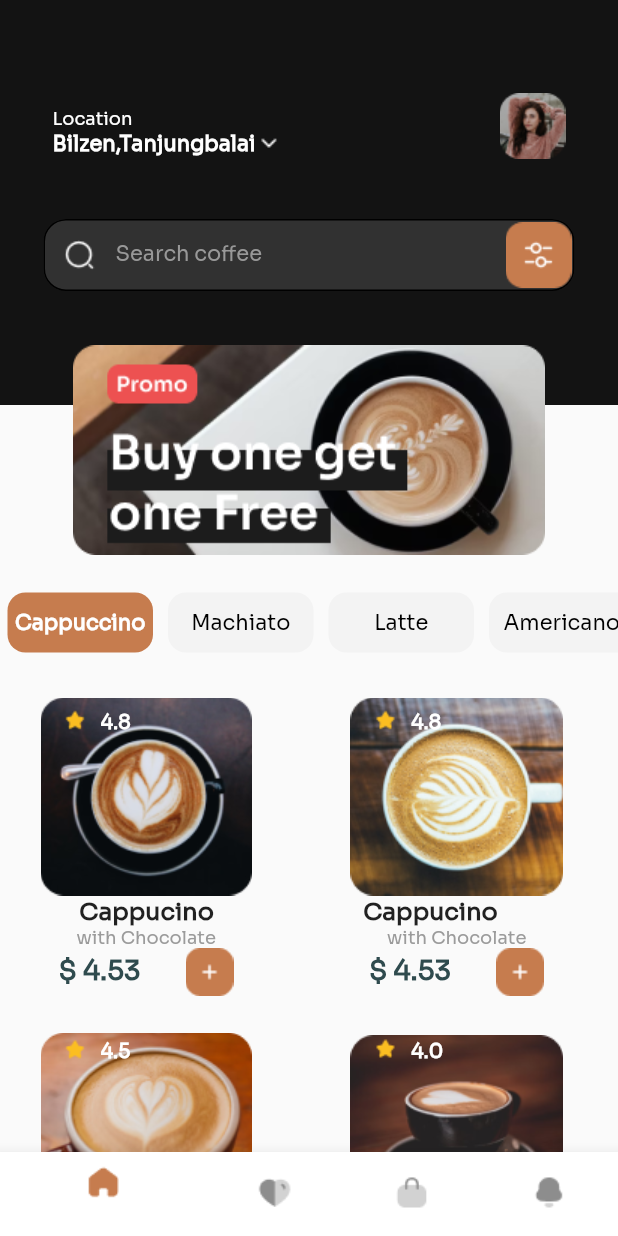
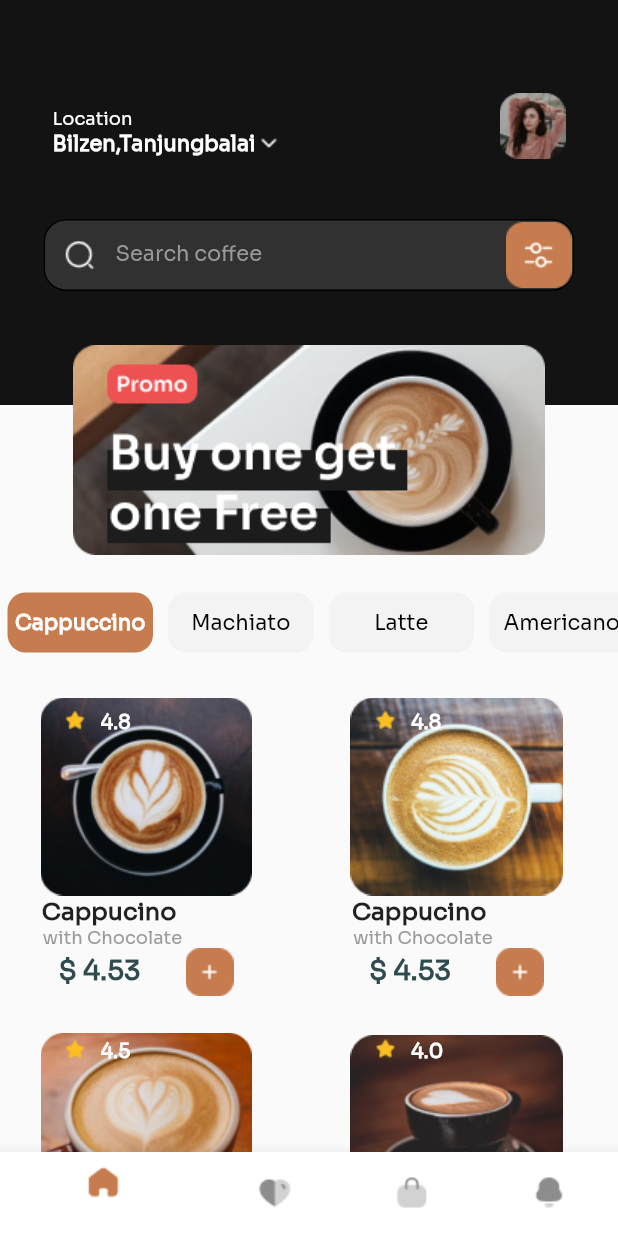
Before and after one commit to Cashkid500/coffee_shop, a Flutter app: the DashboardScreen screen opened directly, on a phone screen of 412 x 824 dp. Run offline on Flutter 3.47's test engine with Material 2 defaults, Android fonts, the phone set to English and light mode, and no system bars.

Commit message:
Fixed the lagging texts under the images

```diff
--- a/lib/screens/dashboard/dashboard.dart
+++ b/lib/screens/dashboard/dashboard.dart
@@ -1,7 +1,5 @@
 import 'package:coffee_shop/constants/asset_path.dart';
 import 'package:flutter/material.dart';
-
-
 import '../detail/detail.dart';
 
 class DashboardScreen extends StatefulWidget {
@@ -240,7 +238,7 @@ class _DashboardScreenState extends State<DashboardScreen> {
                       ),
                       Container(
                         child: Padding(
-                          padding: const EdgeInsets.only(left: 0.5, right: 0.0),
+                          padding: const EdgeInsets.only(left: 0.5, right: 50.0),
                           child: Text(
                             "Cappucino",
                             style: TextStyle(
@@ -251,7 +249,9 @@ class _DashboardScreenState extends State<DashboardScreen> {
                           ),
                         ),
                       ),
-                      Container(
+                      Padding(
+                        padding: const EdgeInsets.only(right: 45.0),
+                        child: Container(
                           child: Text(
                             "with Chocolate",
                             style: TextStyle(
@@ -259,6 +259,7 @@ class _DashboardScreenState extends State<DashboardScreen> {
                                 fontWeight: FontWeight.w400,
                                 fontSize: 12,
                                 color: Color(0xff9B9B9B)),
+                          ),
                         ),
                       ),
                       Container(
@@ -290,7 +291,6 @@ class _DashboardScreenState extends State<DashboardScreen> {
                           ),
                         ),
                         child: Row(
-                          // mainAxisAlignment: MainAxisAlignment.start,
                           crossAxisAlignment: CrossAxisAlignment.start,
                           children: [
                             Padding(
@@ -318,7 +318,7 @@ class _DashboardScreenState extends State<DashboardScreen> {
                       ),
                       Container(
                         child: Padding(
-                          padding: const EdgeInsets.only(left: 0.0, right: 35.0),
+                          padding: const EdgeInsets.only(left: 0.0, right: 50.0),
                           child: Text(
                             "Cappucino",
                             style: TextStyle(
@@ -329,7 +329,9 @@ class _DashboardScreenState extends State<DashboardScreen> {
                           ),
                         ),
                       ),
-                      Container(
+                      Padding(
+                        padding: const EdgeInsets.only(right: 45.0),
+                        child: Container(
                           child: Text(
                             "with Chocolate",
                             style: TextStyle(
@@ -337,6 +339,7 @@ class _DashboardScreenState extends State<DashboardScreen> {
                                 fontWeight: FontWeight.w400,
                                 fontSize: 12,
                                 color: Color(0xff9B9B9B)),
+                          ),
                         ),
                       ),
                       Container(
@@ -379,7 +382,6 @@ class _DashboardScreenState extends State<DashboardScreen> {
                         ),
                       ),
                       child: Row(
-                        // mainAxisAlignment: MainAxisAlignment.start,
                         crossAxisAlignment: CrossAxisAlignment.start,
                         children: [
                           Padding(
@@ -407,7 +409,7 @@ class _DashboardScreenState extends State<DashboardScreen> {
                     ),
                     Container(
                       child: Padding(
-                        padding: const EdgeInsets.only(left: 0.5, right: 0.0),
+                        padding: const EdgeInsets.only(left: 0.5, right: 50.0),
                         child: Text(
                           "Cappucino",
                           style: TextStyle(
@@ -418,13 +420,16 @@ class _DashboardScreenState extends State<DashboardScreen> {
                         ),
                       ),
                     ),
-                    Container(
+                    Padding(
+                      padding: const EdgeInsets.only(right: 58.0),
+                      child: Container(
                         child: Text(
                           "with Chocolate",
                           style: TextStyle(
                               fontWeight: FontWeight.w400,
                               fontSize: 12,
                               color: Color(0xff9B9B9B)),
+                        ),
                       ),
                     ),
                     Container(
@@ -455,7 +460,6 @@ class _DashboardScreenState extends State<DashboardScreen> {
                         ),
                       ),
                       child: Row(
-                        // mainAxisAlignment: MainAxisAlignment.start,
                         crossAxisAlignment: CrossAxisAlignment.start,
                         children: [
                           Padding(
@@ -481,7 +485,9 @@ class _DashboardScreenState extends State<DashboardScreen> {
                         ],
                       ),
                     ),
-                    Container(
+                    Padding(
+                      padding: const EdgeInsets.only(right: 50.0),
+                      child: Container(
                         child: Text(
                           "Cappucino",
                           style: TextStyle(
@@ -491,7 +497,10 @@ class _DashboardScreenState extends State<DashboardScreen> {
                           ),
                         ),
                       ),
-                    Container(
+                    ),
+                    Padding(
+                      padding: const EdgeInsets.only(right: 45.0),
+                      child: Container(
                         child: Text(
                           "with Chocolate",
                           style: TextStyle(
@@ -499,6 +508,7 @@ class _DashboardScreenState extends State<DashboardScreen> {
                               fontWeight: FontWeight.w400,
                               fontSize: 12,
                               color: Color(0xff9B9B9B)),
+                        ),
                       ),
                     ),
                     Container(
```
Lines whose indentation alone changed are shown as unchanged.
